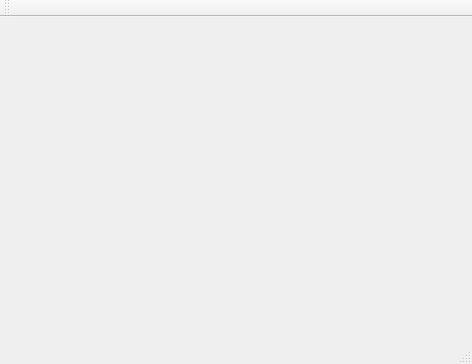
The window that src/TFServer/mainwindow.ui (Perdex/OmikronBlast) describes before a commit, drawn with Qt 5.
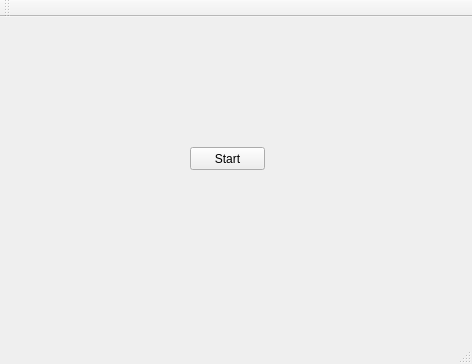
The same window after the commit.

Diff of the .ui file:
```diff
--- a/src/TFServer/mainwindow.ui
+++ b/src/TFServer/mainwindow.ui
@@ -13,7 +13,21 @@
   <property name="windowTitle">
    <string>MainWindow</string>
   </property>
-  <widget class="QWidget" name="centralWidget"/>
+  <widget class="QWidget" name="centralWidget">
+   <widget class="QPushButton" name="startButton">
+    <property name="geometry">
+     <rect>
+      <x>190</x>
+      <y>130</y>
+      <width>75</width>
+      <height>23</height>
+     </rect>
+    </property>
+    <property name="text">
+     <string>Start</string>
+    </property>
+   </widget>
+  </widget>
   <widget class="QMenuBar" name="menuBar">
    <property name="geometry">
     <rect>
```
